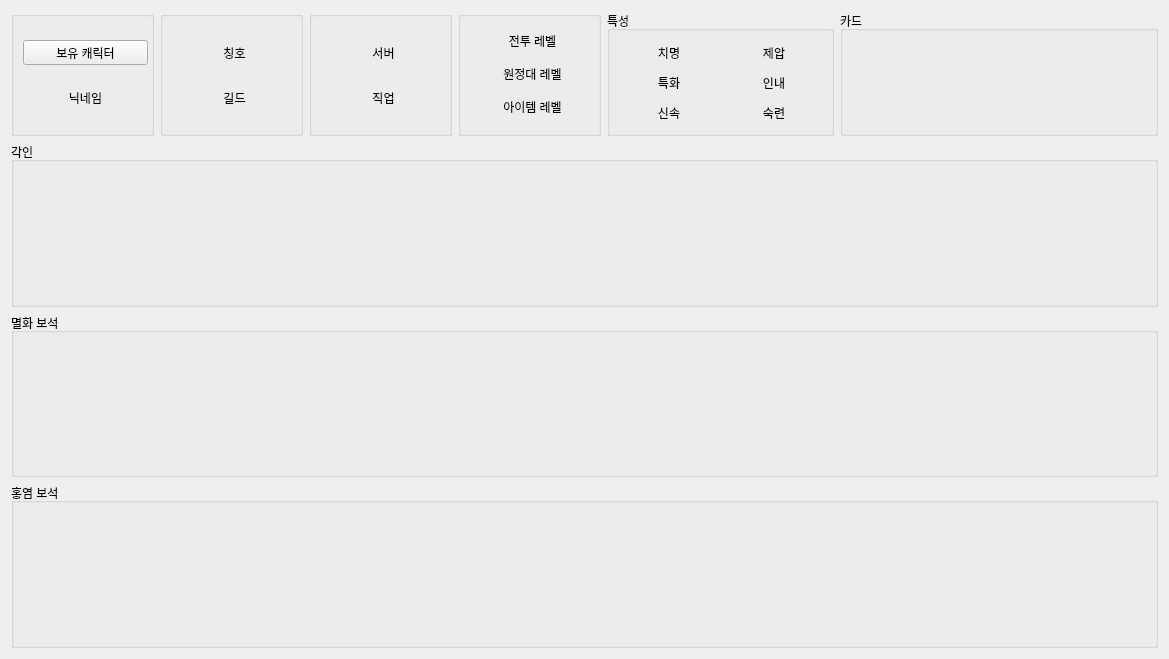
This is ui/character/character_widget.ui in Wseop/loa-manager-qt-client as Qt 5 draws it before an edit. The edited form follows.
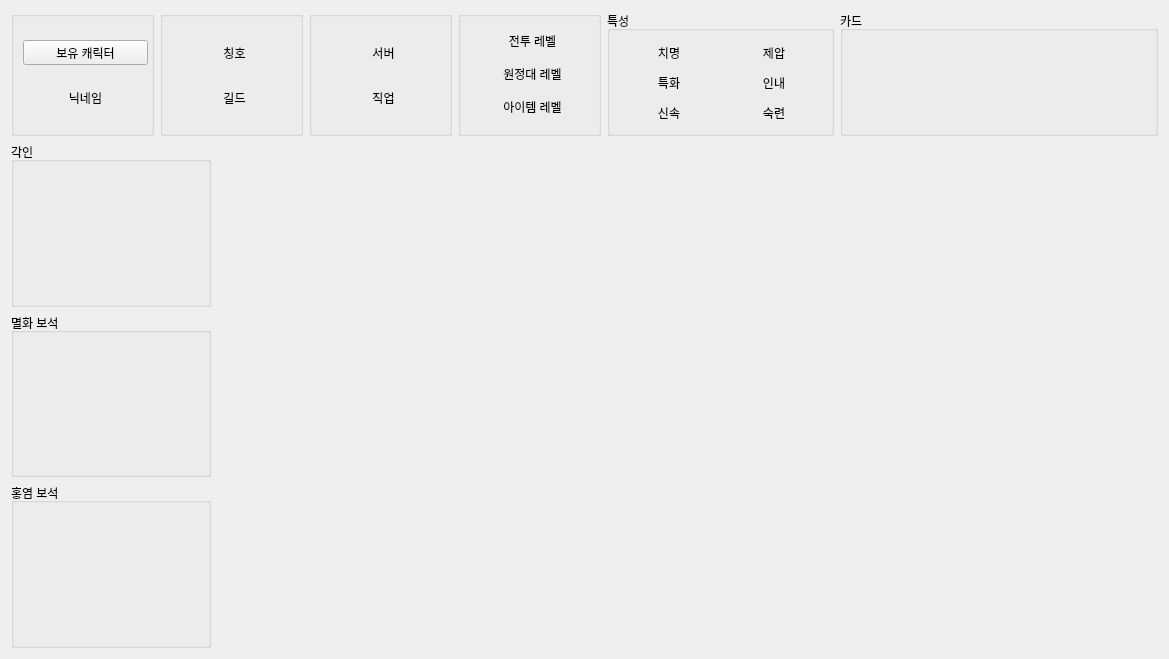
This is the edited form.

Commit message: CLN:Modify widget alignment

The edit to the form file:
```diff
--- a/ui/character/character_widget.ui
+++ b/ui/character/character_widget.ui
@@ -496,6 +496,12 @@
    </item>
    <item>
     <widget class="QGroupBox" name="groupEngrave">
+     <property name="maximumSize">
+      <size>
+       <width>200</width>
+       <height>16777215</height>
+      </size>
+     </property>
      <property name="title">
       <string>각인</string>
      </property>
@@ -504,6 +510,12 @@
    </item>
    <item>
     <widget class="QGroupBox" name="groupGemMyul">
+     <property name="maximumSize">
+      <size>
+       <width>200</width>
+       <height>16777215</height>
+      </size>
+     </property>
      <property name="title">
       <string>멸화 보석</string>
      </property>
@@ -512,6 +524,12 @@
    </item>
    <item>
     <widget class="QGroupBox" name="groupGemHong">
+     <property name="maximumSize">
+      <size>
+       <width>200</width>
+       <height>16777215</height>
+      </size>
+     </property>
      <property name="title">
       <string>홍염 보석</string>
      </property>
```
The commit also changes 6 other files.
